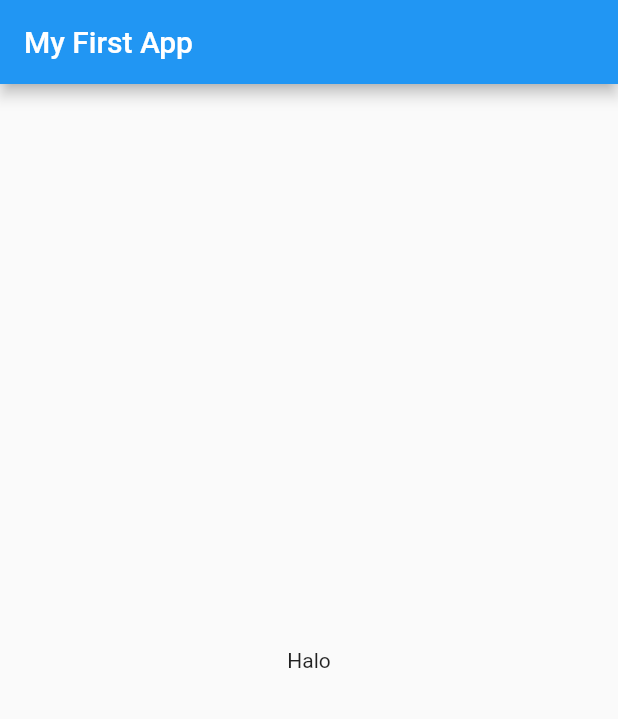
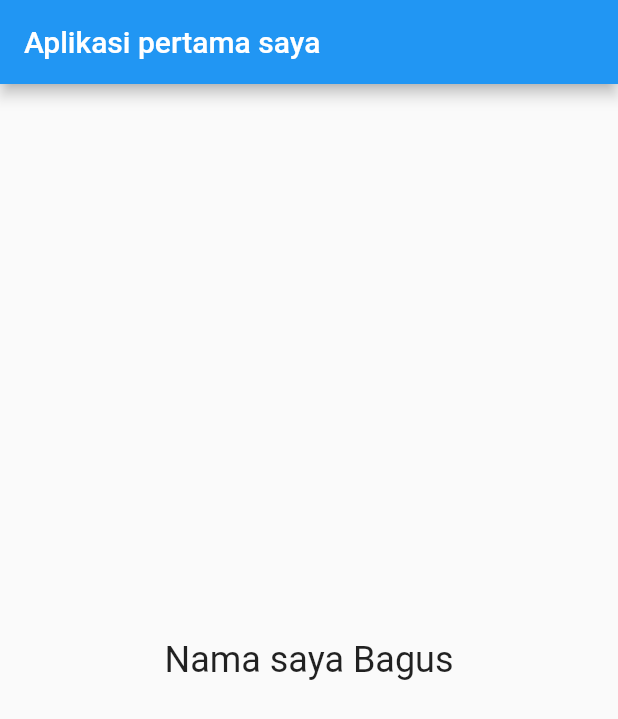
Before and after one commit to bagusrizky15/flutter-app1, a Flutter app: the screen it shows after launch, on a phone screen of 412 x 824 dp. Shown: the top 719 px of the screen. Run offline on Flutter 3.47's test engine with Material 2 defaults, Android fonts, the phone set to English and light mode, and no system bars.

Commit message:
update text

```diff
--- a/lib/main.dart
+++ b/lib/main.dart
@@ -9,13 +9,18 @@ class MyApp extends StatelessWidget {
   Widget build(BuildContext context) {
     // TODO: implement build
     return MaterialApp(
-      debugShowCheckedModeBanner: false,
       home: Scaffold(
         body: Center(
-          child: Text("Halo"),
+          child: Text(
+            "Nama saya Bagus",
+            textAlign: TextAlign.center,
+            style: TextStyle(
+              fontSize: 24,
+            ),
+          ),
         ),
         appBar: AppBar(
-          title: Text("My First App"),
+          title: Text("Aplikasi pertama saya"),
         ),
       ),
     );
```
